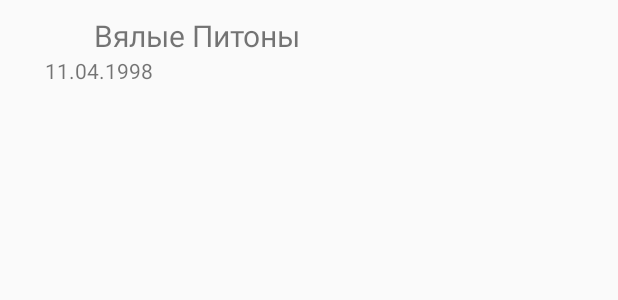
After one commit to maks-buren630501/MAVERI, an Android app: the layout group_list_row.xml on its own in the app's theme, with its tools: preview values and no code run, on a phone screen of 412 x 824 dp. The commit adds this screen. Shown: the top 300 px of the screen. Run offline under Robolectric (Android 15) with nearby library versions, the phone set to English and light mode, and no system bars.

Commit message:
add Group FragmentList

```diff
--- /dev/null
+++ b/app/src/main/res/layout/group_list_row.xml
@@ -0,0 +1,26 @@
+<?xml version="1.0" encoding="utf-8"?>
+
+<LinearLayout xmlns:android="http://schemas.android.com/apk/res/android"
+    android:layout_height="wrap_content"
+    android:layout_width="match_parent"
+    android:layout_margin="10dp"
+    android:paddingHorizontal="20dp"
+    android:orientation="vertical">
+
+
+    <TextView
+
+        android:layout_marginHorizontal="10dp"
+        android:id="@+id/name_list_group_row"
+        android:layout_width="286dp"
+        android:layout_height="wrap_content"
+        android:layout_gravity="center"
+        android:text="Вялые Питоны"
+
+        android:textSize="20sp" />
+    <TextView
+        android:id="@+id/date_list_group_row"
+        android:layout_width="match_parent"
+        android:layout_height="match_parent"
+        android:text="11.04.1998"/>
+</LinearLayout>
```
Also changed, not shown: app/src/main/java/com/example/wakeparkby/pchell/maveri/Database/DatabaseGroup.java (+8 -8 lines), app/src/main/java/com/example/wakeparkby/pchell/maveri/Database/DatabaseProfile.java (+7 -0 lines), app/src/main/java/com/example/wakeparkby/pchell/maveri/Group/GroupListSrc/AdapterGroupArray.java (added, +49 -0 lines), app/src/main/java/com/example/wakeparkby/pchell/maveri/Group/GroupListSrc/GroupListFragment.java (added, +23 -0 lines), app/src/main/res/layout/activity_group_list.xml (+10 -1 lines).
